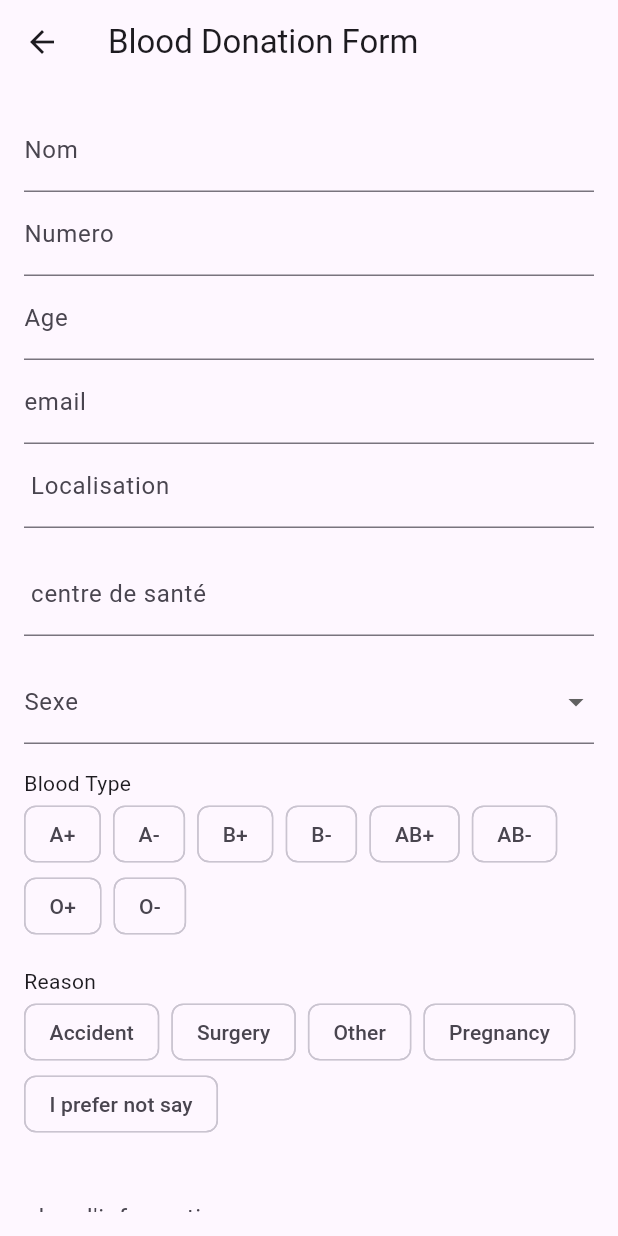
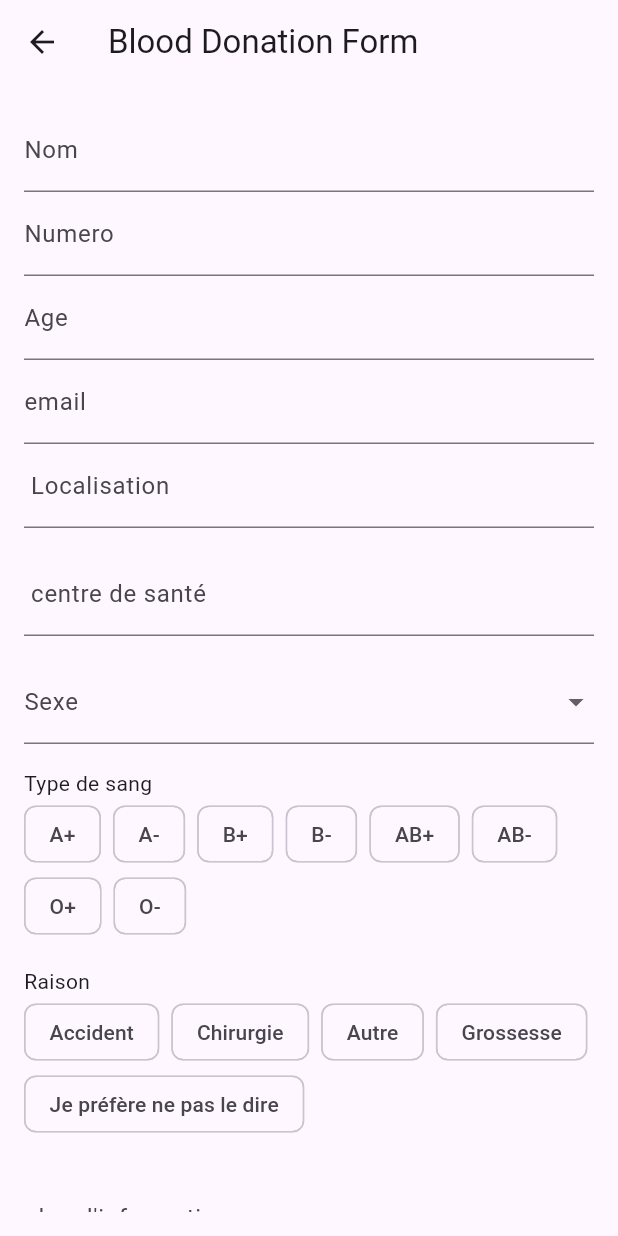
Before and after one commit to 3lkfadel/blood_donnation, a Flutter app: the BloodDonationFormPage screen opened by its route, on a phone screen of 412 x 824 dp. Run offline on Flutter 3.47's test engine with Material 3 defaults, Android fonts, the phone set to English and light mode, and no system bars; our stand-ins replace country_picker, dio, flutter_secure_storage, image_picker; accounts and stored records are empty.

Commit message:
language_update

```diff
--- a/lib/page/menue/demandePage.dart
+++ b/lib/page/menue/demandePage.dart
@@ -105,7 +105,7 @@ class _BloodDonationFormPageState extends State<BloodDonationFormPage> {
                   },
                 ),
               SizedBox(height: 16),
-              Text('Blood Type'),
+              Text('Type de sang'),
               Wrap(
                 spacing: 8.0,
                 children: <Widget>[
@@ -120,15 +120,15 @@ class _BloodDonationFormPageState extends State<BloodDonationFormPage> {
                 ],
               ),
               SizedBox(height: 16),
-              Text('Reason'),
+              Text('Raison'),
               Wrap(
                 spacing: 8.0,
                 children: <Widget>[
                   _buildReasonChip('Accident'),
-                  _buildReasonChip('Surgery'),
-                  _buildReasonChip('Other'),
-                  _buildReasonChip('Pregnancy'),
-                  _buildReasonChip('I prefer not say'),
+                  _buildReasonChip('Chirurgie'),
+                  _buildReasonChip('Autre'),
+                  _buildReasonChip('Grossesse'),
+                  _buildReasonChip('Je préfère ne pas le dire'),
                 ],
               ),
               TextFormField(
```
